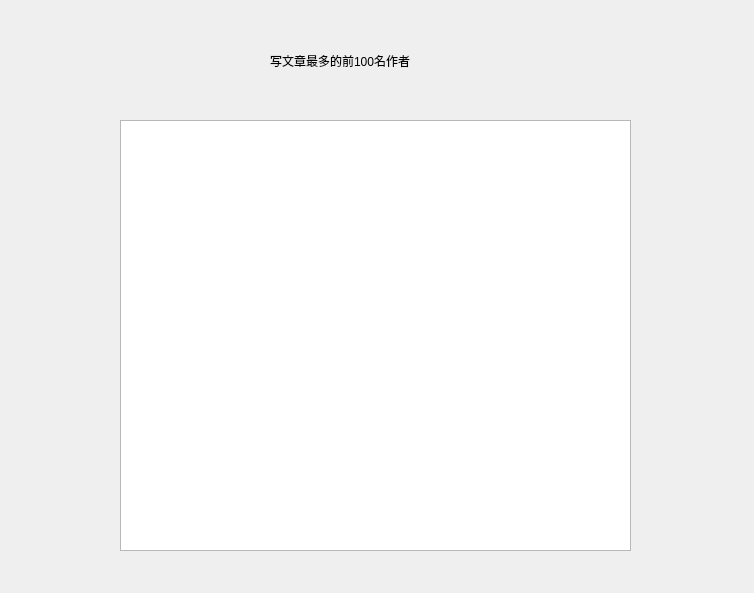
Before: the Qt Designer form DS_2020_GUI/DS_2020_GUI/Author_Top_Widget.ui in ChrisJaunes/DS_2020, drawn with Qt 5.
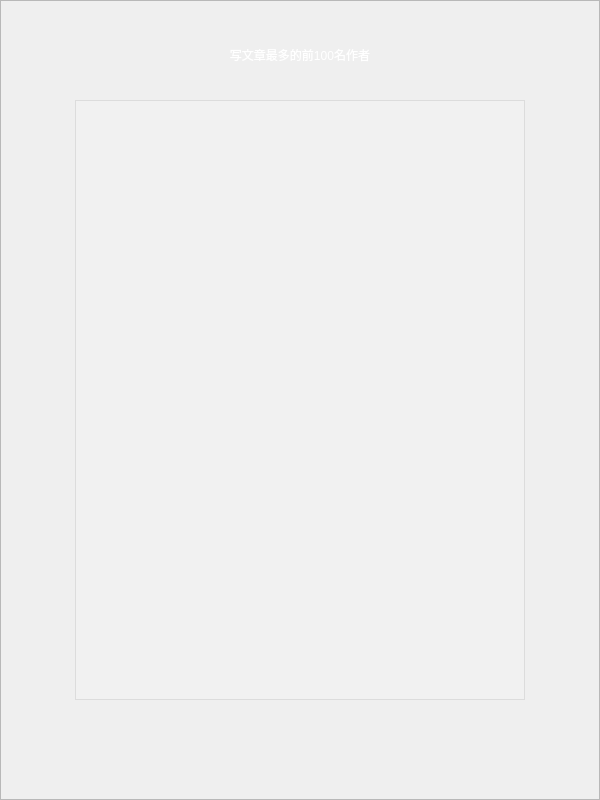
After: the same form once the commit is applied. Icons and pictures are not drawn.

Commit message: upt GUI and add some image

The edit to the form file:
```diff
--- a/DS_2020_GUI/DS_2020_GUI/Author_Top_Widget.ui
+++ b/DS_2020_GUI/DS_2020_GUI/Author_Top_Widget.ui
@@ -6,22 +6,44 @@
    <rect>
     <x>0</x>
     <y>0</y>
-    <width>754</width>
-    <height>593</height>
+    <width>600</width>
+    <height>800</height>
    </rect>
   </property>
   <property name="windowTitle">
    <string>Author_Top_Widget</string>
   </property>
+  <widget class="QFrame" name="frame">
+   <property name="geometry">
+    <rect>
+     <x>0</x>
+     <y>0</y>
+     <width>600</width>
+     <height>800</height>
+    </rect>
+   </property>
+   <property name="styleSheet">
+    <string notr="true">border-image:url(:/DS_2020_GUI/image/astronomy-clouds-dark-evening.jpg)</string>
+   </property>
+   <property name="frameShape">
+    <enum>QFrame::StyledPanel</enum>
+   </property>
+   <property name="frameShadow">
+    <enum>QFrame::Raised</enum>
+   </property>
   <widget class="QListView" name="listView">
    <property name="geometry">
     <rect>
-     <x>120</x>
-     <y>120</y>
-     <width>511</width>
-     <height>431</height>
-    </rect>
-   </property>
+      <x>75</x>
+      <y>100</y>
+      <width>450</width>
+      <height>600</height>
+     </rect>
+    </property>
+    <property name="styleSheet">
+     <string notr="true">border-image:url();
+background-color:rgba(244,244,244,100)</string>
+    </property>
    <property name="editTriggers">
     <set>QAbstractItemView::NoEditTriggers</set>
    </property>
@@ -29,15 +51,24 @@
   <widget class="QLabel" name="label">
    <property name="geometry">
     <rect>
-     <x>270</x>
-     <y>40</y>
-     <width>201</width>
-     <height>41</height>
-    </rect>
-   </property>
+      <x>75</x>
+      <y>30</y>
+      <width>450</width>
+      <height>50</height>
+     </rect>
+    </property>
+    <property name="styleSheet">
+     <string notr="true">border-image:url();
+color:rgb(255, 255, 255);
+font: 75 20pt &quot;Consolas&quot;;</string>
+    </property>
    <property name="text">
     <string>写文章最多的前100名作者</string>
    </property>
+    <property name="alignment">
+     <set>Qt::AlignCenter</set>
+    </property>
+   </widget>
   </widget>
  </widget>
  <layoutdefault spacing="6" margin="11"/>
```
Left out of the diff: 4 changed lines with no effect on the pictures. Lines whose indentation alone changed are shown as unchanged. The commit also changes 23 other files.
